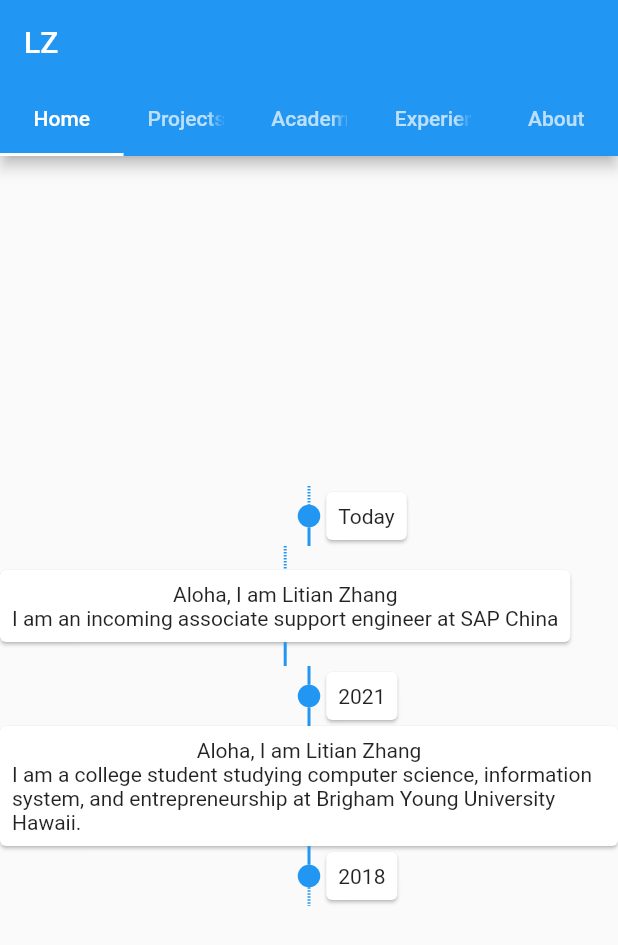
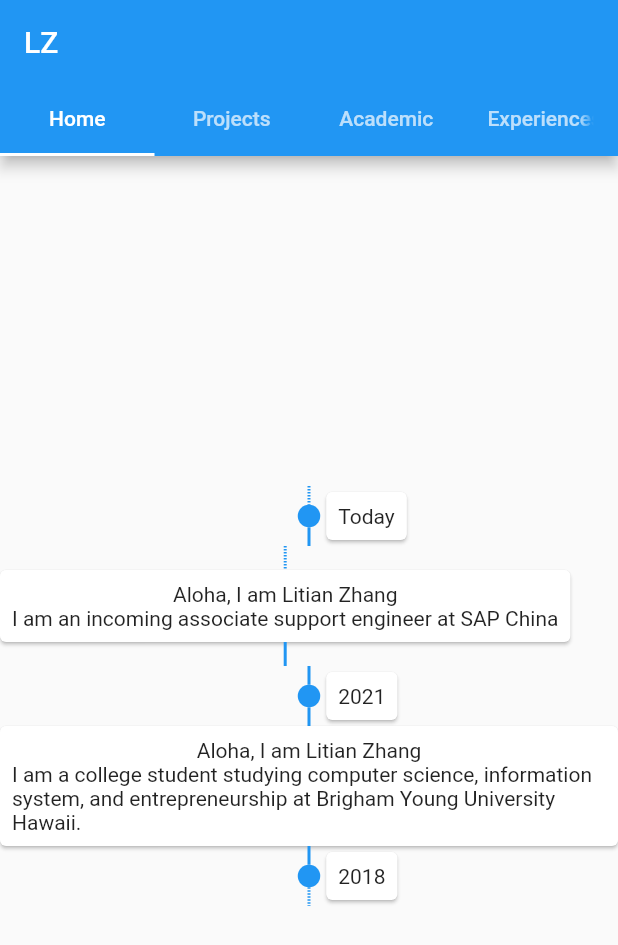
Before and after one commit to flybaflyba/Personal-Website, a Flutter app: the screen it shows after launch, on a phone screen of 412 x 824 dp. Shown: the top 945 px of the screen. Run offline on Flutter 3.47's test engine with Material 2 defaults, Android fonts, the light colour scheme and no system bars; drawn by our look-alikes of timelines; missing offline and left inert: thumbnailer.

Commit message:
Delete about page

```diff
--- a/lib/About.dart
+++ /dev/null
@@ -1,18 +0,0 @@
-
-import 'package:flutter/material.dart';
-
-class About extends StatefulWidget{
-
-  @override
-  _AboutState createState() => _AboutState();
-}
-
-class _AboutState extends State<About>{
-
-  @override
-  Widget build(BuildContext context) {
-    return Scaffold(
-      body: Center(child: Text("About"),),
-    );
-  }
-}
--- a/lib/MyHomePage.dart
+++ b/lib/MyHomePage.dart
@@ -3,7 +3,6 @@
 
 import 'package:flutter/cupertino.dart';
 import 'package:flutter/material.dart';
-import 'package:personalwebsite/About.dart';
 import 'package:personalwebsite/Academic.dart';
 import 'package:personalwebsite/BlankPage.dart';
 import 'package:personalwebsite/Experiences.dart';
@@ -35,7 +34,7 @@ class _MyHomePageState extends State<MyHomePage> {
     return MaterialApp(
       debugShowCheckedModeBanner: false,
       home: DefaultTabController(
-        length: 5,
+        length: 4,
         child: Scaffold(
           appBar: AppBar(
             bottom: TabBar(
@@ -44,7 +43,6 @@ class _MyHomePageState extends State<MyHomePage> {
                 Tab(text: 'Projects',),
                 Tab(text: 'Academic',),
                 Tab(text: 'Experiences',),
-                Tab(text: 'About',),
               ],
             ),
             title: Text(widget.title),
@@ -55,7 +53,6 @@ class _MyHomePageState extends State<MyHomePage> {
               Projects(),
               Academic(),
               Experiences(),
-              About(),
             ],
           ),
         ),
```
